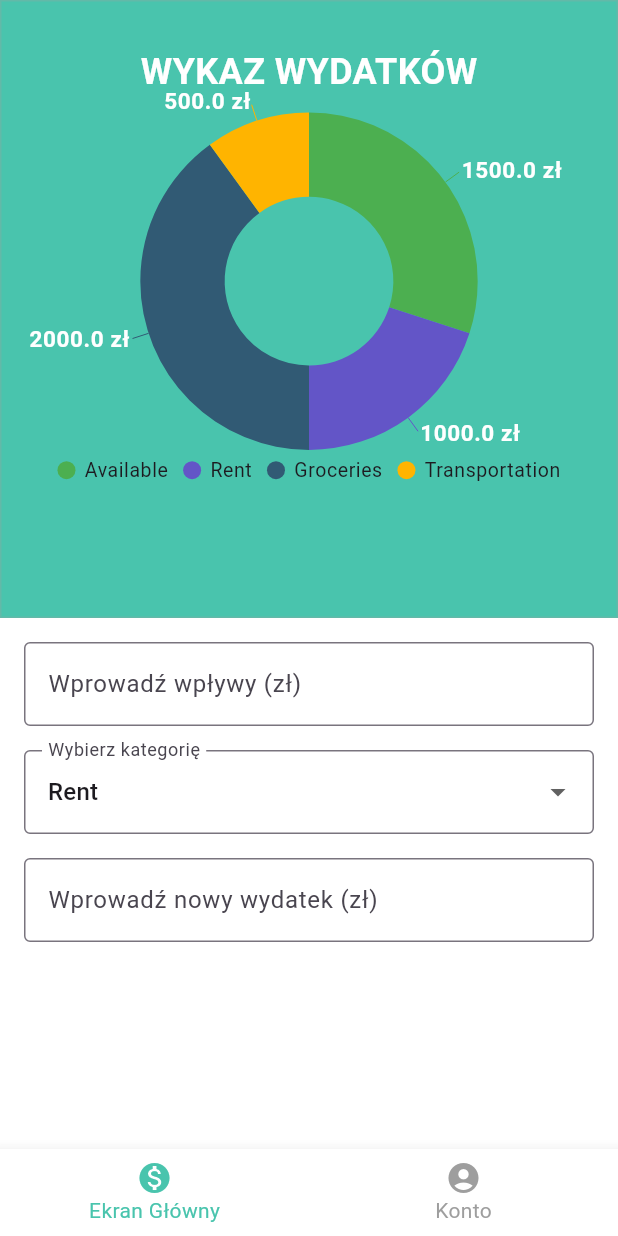
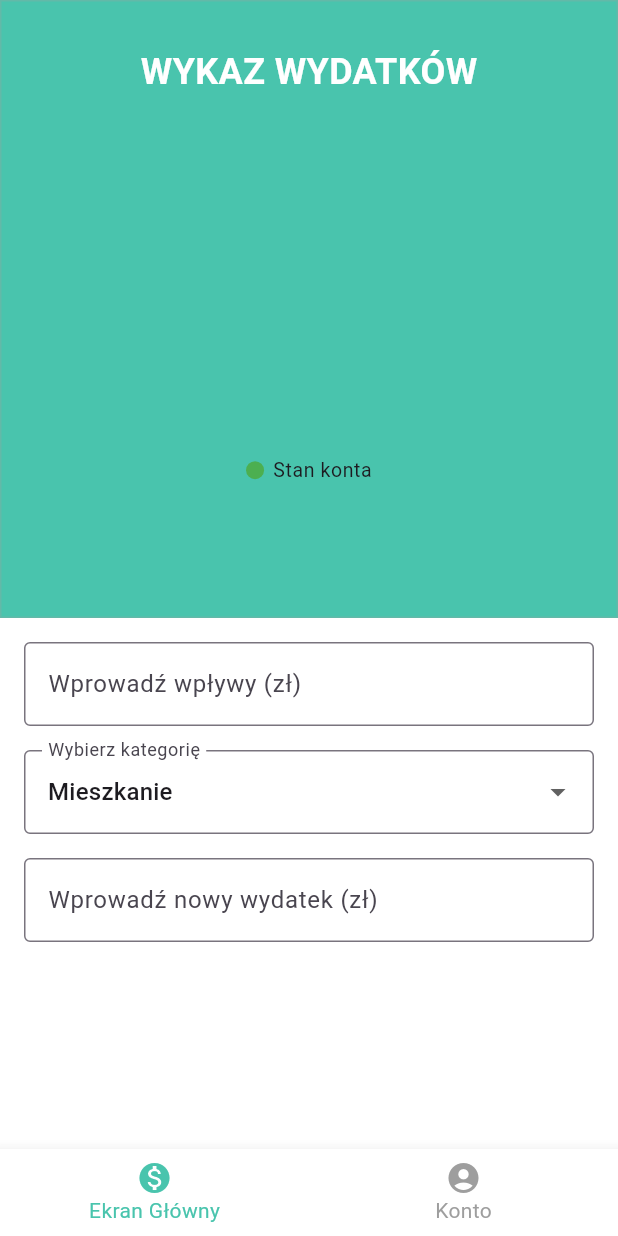
Before and after one commit to dmouze/MoneyBuddy, a Flutter app: the MainScreen screen opened directly, on a phone screen of 412 x 824 dp. Run offline on Flutter 3.47's test engine with Material 3 defaults, Android fonts, the phone set to English and light mode, and no system bars; our stand-ins replace cloud_firestore, firebase_auth, firebase_core, syncfusion_flutter_charts; accounts and stored records are empty.

Commit message:
poprawka zapisu wydatków

```diff
--- a/lib/MainScreen.dart
+++ b/lib/MainScreen.dart
@@ -15,22 +15,20 @@ class _MainScreenState extends State<MainScreen> {
   double _expenses = 0.0;
   final TextEditingController _expenseController = TextEditingController();
   final TextEditingController _incomeController = TextEditingController();
-  String _selectedCategory = 'Rent';
+  String _selectedCategory = 'Mieszkanie';
 
   final List<Map<String, dynamic>> _dataSource = [
-    {'category': 'Rent', 'value': 1000.0},
-    {'category': 'Groceries', 'value': 2000.0},
-    {'category': 'Transportation', 'value': 500.0},
+    {'category': 'Stan konta', 'value': 0.0}
   ];
 
-  final List<String> _categories = ['Rent', 'Groceries', 'Transportation', 'Other'];
+  final List<String> _categories = ['Mieszkanie', 'Jedzenie', 'Transport', 'Rozwój', 'Rozrywka' , 'Inne'];
 
   late List<DoughnutSeries<Map<String, dynamic>, String>> _series;
 
   @override
   void initState() {
     super.initState();
-    _income = 5000.0;
+    _income = 0.0;
     _expenses = _dataSource.map((e) => e['value'] as double).reduce((a, b) => a + b);
     _currentBalance = _income - _expenses;
 
@@ -67,12 +65,19 @@ class _MainScreenState extends State<MainScreen> {
 
   void _updateSeries() {
     setState(() {
+      List<Map<String, dynamic>> chartData = [
+        {'category': 'Stan konta', 'value': _currentBalance}
+      ];
+
+      for (var item in _dataSource) {
+        if (item['category'] != 'Stan konta') {
+          chartData.add(item);
+        }
+      }
+
       _series = [
         DoughnutSeries<Map<String, dynamic>, String>(
-          dataSource: [
-            {'category': 'Available', 'value': _currentBalance},
-            ..._dataSource,
-          ],
+          dataSource: chartData,
           xValueMapper: (Map<String, dynamic> data, _) => data['category'] as String,
           yValueMapper: (Map<String, dynamic> data, _) => data['value'] as double,
           radius: '100%',
@@ -89,7 +94,7 @@ class _MainScreenState extends State<MainScreen> {
             ),
           ),
           pointColorMapper: (Map<String, dynamic> data, _) {
-            if (data['category'] == 'Available') {
+            if (data['category'] == 'Stan konta') {
               return _currentBalance < 0 ? Colors.red : Colors.green;
             }
             return null;
```
